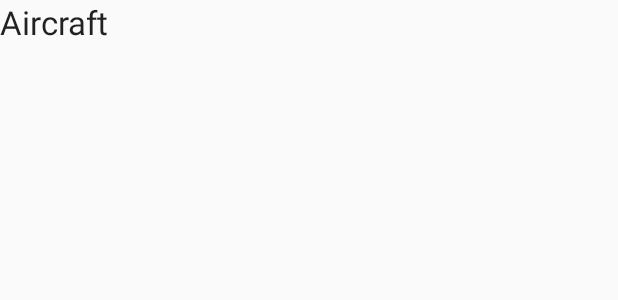
After one commit to cessnao3/fdrflightrecorder, an Android app: the layout fragment_aircraft.xml on its own in the app's theme, with its tools: preview values and no code run, on a phone screen of 412 x 824 dp. The commit adds this screen. Shown: the top 300 px of the screen. Run offline under Robolectric (Android 15) with nearby library versions, the phone set to English and light mode, and no system bars.

Commit message:
Added pilot and aircraft fragments

```diff
--- /dev/null
+++ b/app/src/main/res/layout/fragment_aircraft.xml
@@ -0,0 +1,12 @@
+<FrameLayout xmlns:android="http://schemas.android.com/apk/res/android"
+    xmlns:tools="http://schemas.android.com/tools" android:layout_width="match_parent"
+    android:layout_height="match_parent" tools:context="com.ianorourke.fdrflightrecorder.PilotFragment">
+
+    <TextView
+        android:layout_width="wrap_content"
+        android:layout_height="wrap_content"
+        android:textAppearance="?android:attr/textAppearanceLarge"
+        android:text="Aircraft"
+        android:id="@+id/textView"
+        android:layout_gravity="left|top" />
+</FrameLayout>
--- a/app/src/main/res/values/strings.xml
+++ b/app/src/main/res/values/strings.xml
@@ -22,4 +22,7 @@
 
     <string name="navigation_drawer_open">Open navigation drawer</string>
     <string name="navigation_drawer_close">Close navigation drawer</string>
+
+<!-- TODO: Remove or change this placeholder text -->
+    <string name="hello_blank_fragment">Hello blank fragment</string>
 </resources>
```
Also changed, not shown: app/src/main/java/com/ianorourke/fdrflightrecorder/AircraftFragment.java (added, +26 -0 lines), app/src/main/java/com/ianorourke/fdrflightrecorder/MainActivity.java (+46 -5 lines), app/src/main/java/com/ianorourke/fdrflightrecorder/PilotFragment.java (added, +26 -0 lines), app/src/main/res/layout/activity_main.xml (+4 -3 lines), app/src/main/res/layout/fragment_pilots.xml (added, +12 -0 lines).
